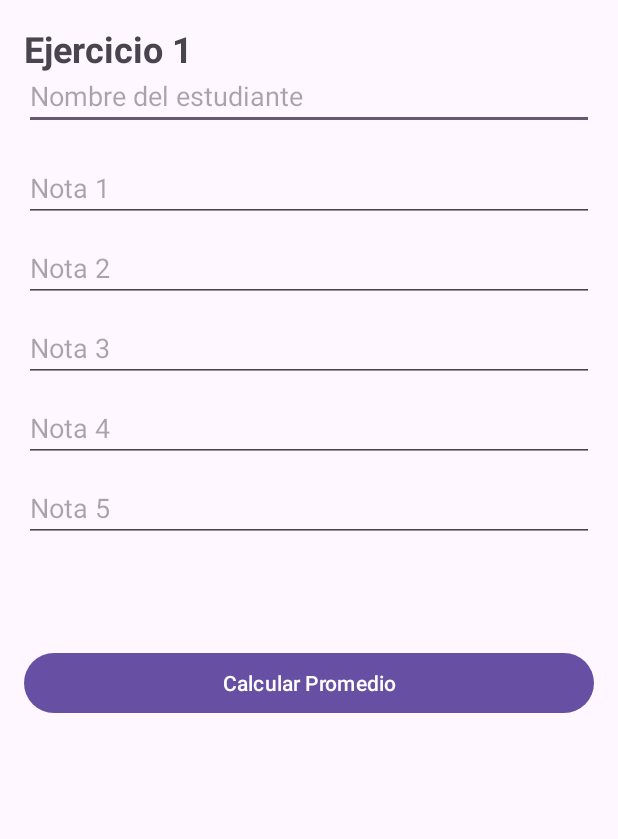
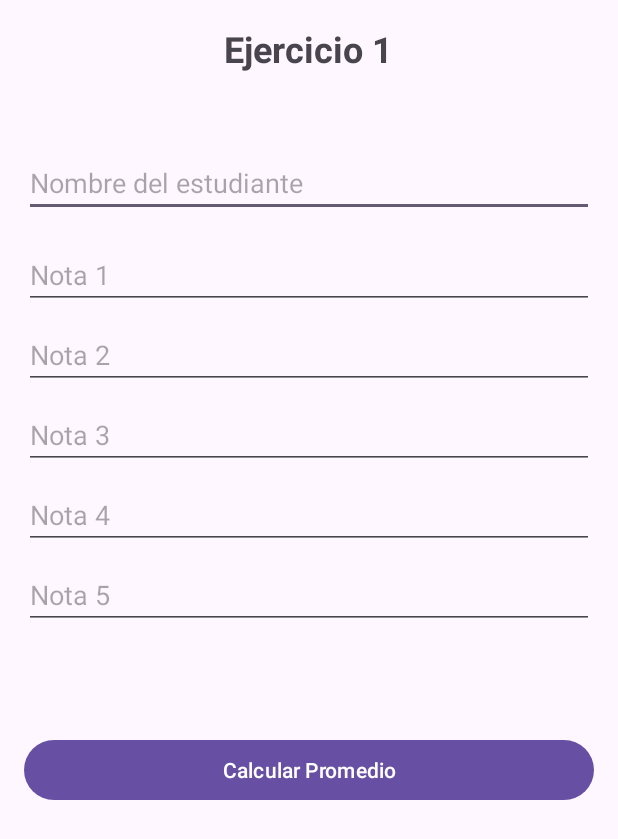
Before and after one commit to AbigaailAcuna/Desafio1DSM_AM200230_OC200384, an Android app: the PromedioActivity screen opened directly, with no data from a screen before it, on a phone screen of 412 x 824 dp. Shown: the top 839 px of the screen. Run offline under Robolectric (Android 15) with nearby library versions, the phone set to English and light mode, and no system bars.

Commit message:
Actualizando ejercicios

```diff
--- a/app/src/main/res/layout/activity_promedio.xml
+++ b/app/src/main/res/layout/activity_promedio.xml
@@ -1,8 +1,9 @@
 <?xml version="1.0" encoding="utf-8"?>
-<RelativeLayout xmlns:android="http://schemas.android.com/apk/res/android"
+<LinearLayout xmlns:android="http://schemas.android.com/apk/res/android"
     xmlns:tools="http://schemas.android.com/tools"
     android:layout_width="match_parent"
     android:layout_height="match_parent"
+    android:orientation="vertical"
     android:padding="16dp"
     tools:context=".PromedioActivity">
 
@@ -11,11 +12,11 @@
         android:id="@+id/LblTituloEjercicio1"
         android:layout_width="wrap_content"
         android:layout_height="wrap_content"
+        android:layout_gravity="center_horizontal"
+        android:paddingBottom="25dp"
         android:text="@string/LblTituloEjer1"
         android:textSize="24sp"
-        android:textStyle="bold"
-        android:layout_gravity="center_horizontal"
-        android:paddingBottom="25dp"/>
+        android:textStyle="bold" />
 
     <EditText
         android:id="@+id/edtNombreEstudiante"
@@ -82,4 +83,4 @@
         android:textStyle="bold"
         android:layout_below="@id/btnCalcularPromedio"/>
 
-</RelativeLayout>
+</LinearLayout>
```
Also changed, not shown: app/src/main/java/com/example/desafio1_am200230_oc200384/Calculadora.kt (+30 -7 lines), app/src/main/java/com/example/desafio1_am200230_oc200384/CalculadoraActivity.kt (+4 -5 lines), app/src/main/java/com/example/desafio1_am200230_oc200384/PromedioActivity.kt (+12 -1 lines), app/src/main/res/layout/activity_calculadora.xml (+9 -7 lines).
